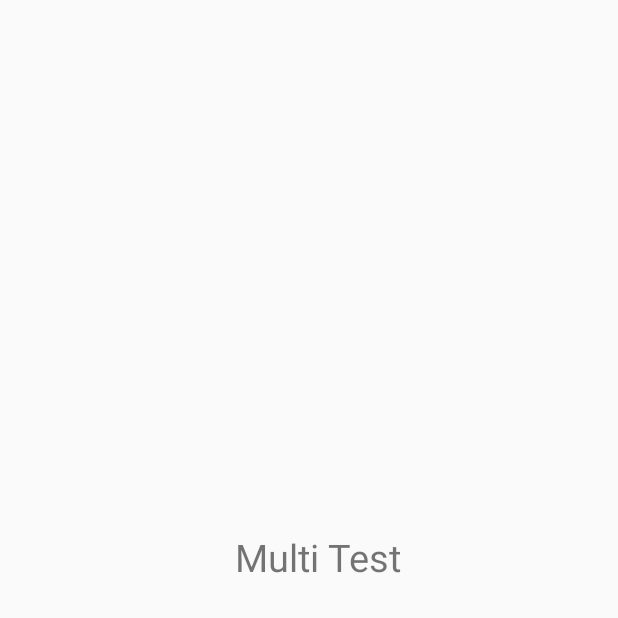
After one commit to SALADINL/projetM1-Voicy, an Android app: the MultiTest screen opened directly, with no data from a screen before it, on a phone screen of 412 x 824 dp, the top half of it. The commit adds this screen. Run offline under Robolectric (Android 15) with nearby library versions, the light colour scheme and no system bars.

Commit message:
Commit de la classe Multi Test et de l'accès à son layout

```diff
--- a/app/src/main/AndroidManifest.xml
+++ b/app/src/main/AndroidManifest.xml
@@ -45,6 +45,11 @@
                 <action android:name="android.intent.action.MAIN" />
             </intent-filter>
         </activity>
+        <activity android:name=".MultiTest">
+            <intent-filter>
+                <action android:name="android.intent.action.MAIN" />
+            </intent-filter>
+        </activity>
     </application>
 
 </manifest>
--- /dev/null
+++ b/app/src/main/java/com/example/modulereco/MultiTest.java
@@ -0,0 +1,33 @@
+package com.example.modulereco;
+
+import android.Manifest;
+import android.app.Activity;
+import android.content.pm.PackageManager;
+import android.os.Bundle;
+import android.support.v4.content.ContextCompat;
+
+public class MultiTest extends Activity
+{
+    @Override
+    public void onCreate(Bundle savedInstanceState)
+    {
+        super.onCreate(savedInstanceState);
+        setContentView(R.layout.multi_test);
+
+        verifierPermissions();
+    }
+
+
+    /**
+     * @author Ahmet AGBEKTA
+     * Vérification des permissions d'accès au stockage et au microphone
+     */
+    private void verifierPermissions()
+    {
+        if ((ContextCompat.checkSelfPermission(this, Manifest.permission.READ_EXTERNAL_STORAGE) != PackageManager.PERMISSION_GRANTED) &&
+                (ContextCompat.checkSelfPermission(this, Manifest.permission.WRITE_EXTERNAL_STORAGE) != PackageManager.PERMISSION_GRANTED) &&
+                (ContextCompat.checkSelfPermission(this, Manifest.permission.RECORD_AUDIO) != PackageManager.PERMISSION_GRANTED)) {
+            requestPermissions(new String[]{Manifest.permission.READ_EXTERNAL_STORAGE, Manifest.permission.WRITE_EXTERNAL_STORAGE, Manifest.permission.RECORD_AUDIO}, 1);
+        }
+    }
+}
--- /dev/null
+++ b/app/src/main/res/layout/multi_test.xml
@@ -0,0 +1,23 @@
+<?xml version="1.0" encoding="utf-8"?>
+<android.support.constraint.ConstraintLayout
+    xmlns:android="http://schemas.android.com/apk/res/android"
+    xmlns:app="http://schemas.android.com/apk/res-auto"
+    xmlns:tools="http://schemas.android.com/tools"
+    android:layout_width="match_parent"
+    android:layout_height="match_parent">
+
+    <TextView
+        android:id="@+id/textView6"
+        android:layout_width="wrap_content"
+        android:layout_height="wrap_content"
+        android:layout_marginStart="182dp"
+        android:layout_marginTop="315dp"
+        android:layout_marginEnd="170dp"
+        android:layout_marginBottom="397dp"
+        android:text="Multi Test"
+        android:textSize="25sp"
+        app:layout_constraintBottom_toBottomOf="parent"
+        app:layout_constraintEnd_toEndOf="parent"
+        app:layout_constraintStart_toStartOf="parent"
+        app:layout_constraintTop_toTopOf="parent" />
+</android.support.constraint.ConstraintLayout>
```
Also changed, not shown: app/src/main/java/com/example/modulereco/MainActivity.java (+11 -0 lines), 1 other file.
